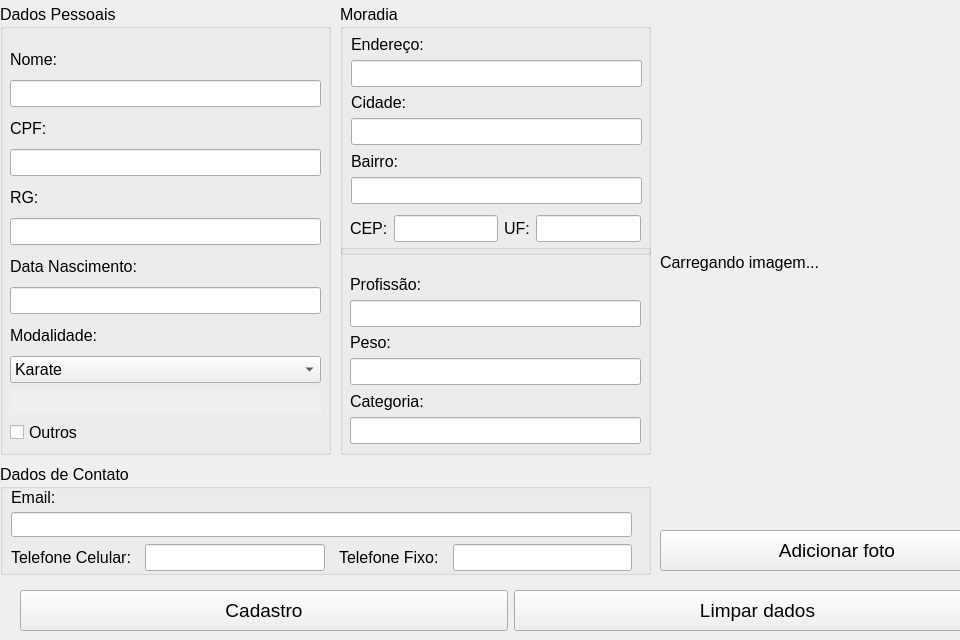
First picture: the form in app/Cadastro.ui, repository CarlosMirdeSouza/DojoMoradaDoSol, before the edit.
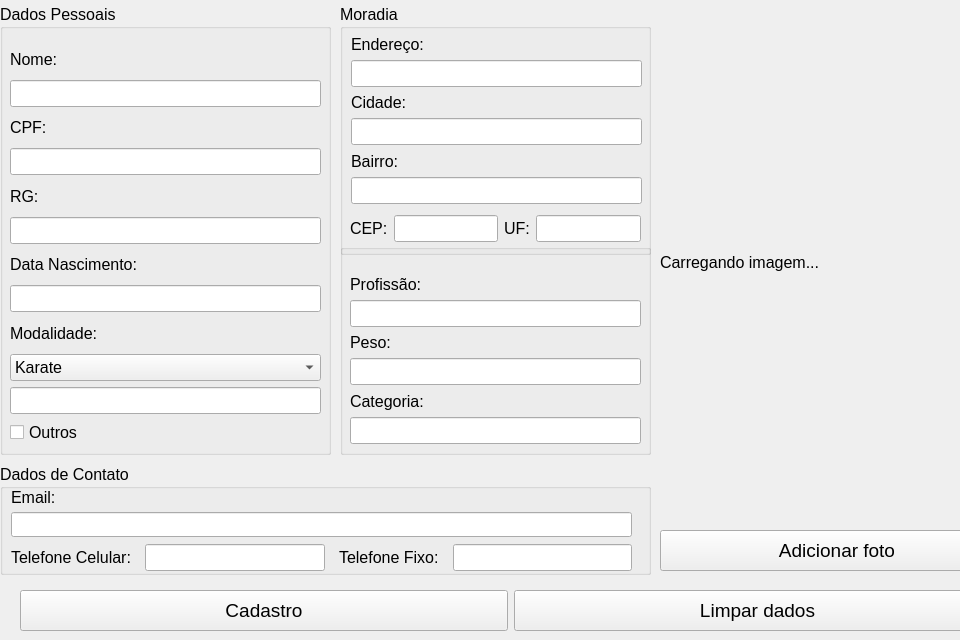
Second picture: the form after the edit.

Commit message:
Adicionada advertencia no cadastro se nao tiver imagem
Adicionada advertencia na hora do cadastro caso nao tenha nenhuma imagem para o perfil do aluno.
Adcionado messageBox apos sucesso no cadastramento do usuario.
 Variavel filename mudada para global dentro do pushButtonAdicionarFoto.

Diff of the .ui file:
```diff
--- a/app/Cadastro.ui
+++ b/app/Cadastro.ui
@@ -126,10 +126,10 @@
      <item>
       <widget class="QLineEdit" name="lineEditOutros">
        <property name="enabled">
-        <bool>false</bool>
+        <bool>true</bool>
        </property>
        <property name="frame">
-        <bool>false</bool>
+        <bool>true</bool>
        </property>
       </widget>
      </item>
```
The commit also changes 1 other file.
